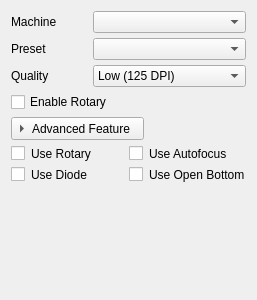
Above: src/widgets/panels/doc-panel.ui from flux3dp/swiftray before the change. Below: the same form after it.
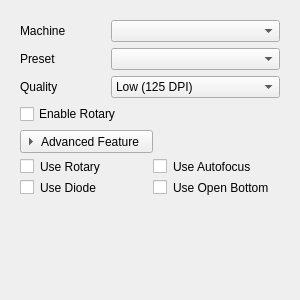
That is the form after the change. Custom widgets are drawn as their Qt base class.

Commit message: Update panel with scroll bar

Diff of the .ui file:
```diff
--- a/src/widgets/panels/doc-panel.ui
+++ b/src/widgets/panels/doc-panel.ui
@@ -6,14 +6,26 @@
    <rect>
     <x>0</x>
     <y>0</y>
-    <width>257</width>
+    <width>300</width>
     <height>300</height>
    </rect>
   </property>
+  <property name="sizePolicy">
+   <sizepolicy hsizetype="Preferred" vsizetype="Preferred">
+    <horstretch>0</horstretch>
+    <verstretch>0</verstretch>
+   </sizepolicy>
+  </property>
+  <property name="minimumSize">
+   <size>
+    <width>300</width>
+    <height>0</height>
+   </size>
+  </property>
   <property name="maximumSize">
    <size>
     <width>16777215</width>
-    <height>300</height>
+    <height>16777215</height>
    </size>
   </property>
   <property name="windowTitle">
@@ -21,29 +33,29 @@
   </property>
   <layout class="QVBoxLayout" name="verticalLayout_3">
    <item>
-    <widget class="QFrame" name="frame">
+    <widget class="QScrollArea" name="scrollArea">
+     <property name="sizePolicy">
+      <sizepolicy hsizetype="Preferred" vsizetype="Preferred">
+       <horstretch>0</horstretch>
+       <verstretch>0</verstretch>
+      </sizepolicy>
+     </property>
      <property name="frameShape">
       <enum>QFrame::NoFrame</enum>
      </property>
-     <property name="frameShadow">
-      <enum>QFrame::Raised</enum>
+     <property name="widgetResizable">
+      <bool>true</bool>
      </property>
-     <layout class="QVBoxLayout" name="verticalLayout_4">
-      <property name="spacing">
-       <number>5</number>
+     <widget class="QWidget" name="scrollAreaWidgetContents">
+      <property name="geometry">
+       <rect>
+        <x>0</x>
+        <y>0</y>
+        <width>261</width>
+        <height>279</height>
+       </rect>
       </property>
-      <property name="leftMargin">
-       <number>0</number>
-      </property>
-      <property name="topMargin">
-       <number>0</number>
-      </property>
-      <property name="rightMargin">
-       <number>0</number>
-      </property>
-      <property name="bottomMargin">
-       <number>0</number>
-      </property>
+      <layout class="QVBoxLayout" name="verticalLayout_5">
       <item>
        <layout class="QHBoxLayout" name="horizontalLayout">
         <item>
@@ -191,9 +203,6 @@
         </item>
        </layout>
       </item>
-     </layout>
-    </widget>
-   </item>
    <item>
     <widget class="QFrame" name="fluxFeatures">
      <property name="styleSheet">
@@ -269,6 +278,10 @@
       </size>
      </property>
     </spacer>
+       </item>
+      </layout>
+     </widget>
+    </widget>
    </item>
   </layout>
  </widget>
```
Lines whose indentation alone changed are shown as unchanged. The commit also changes 12 other files.
